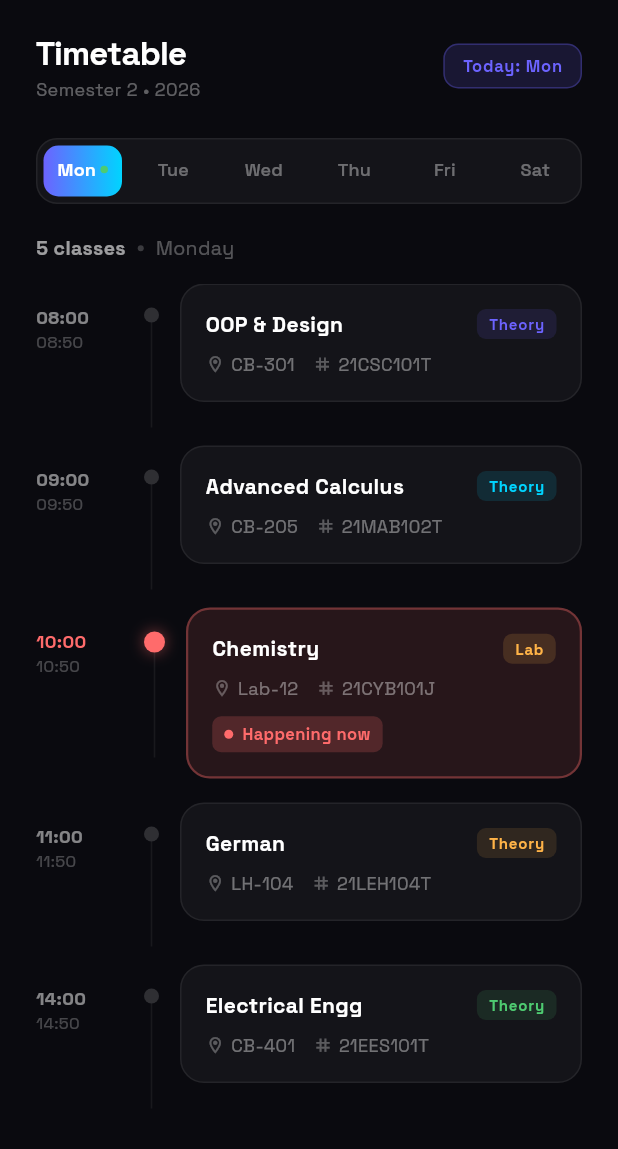
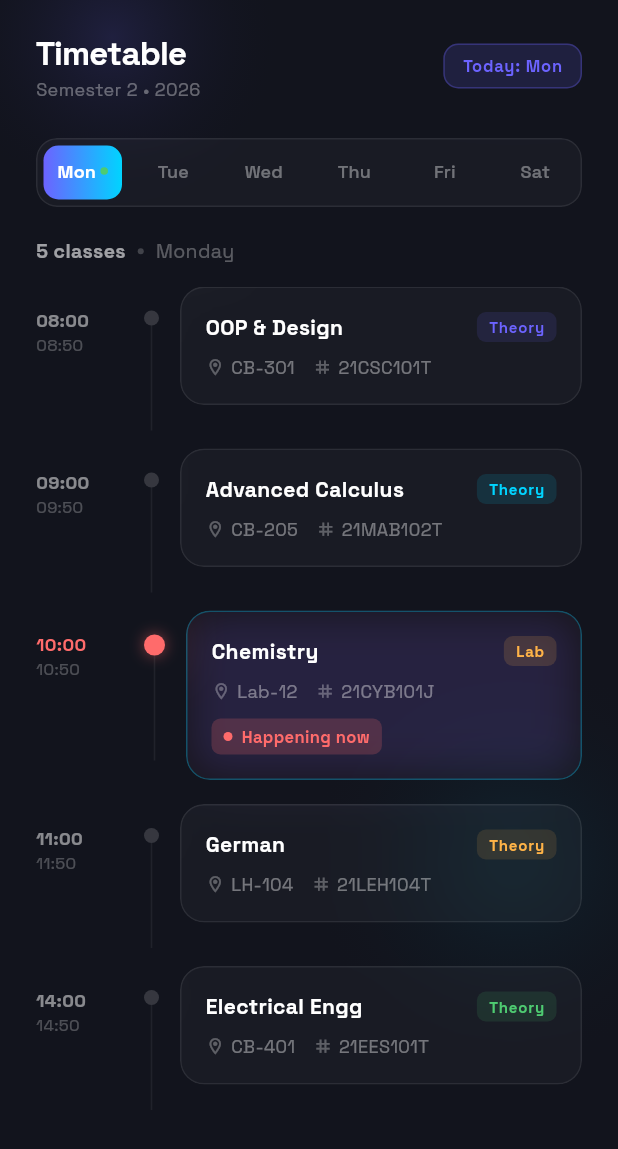
Before and after one commit to Hxrsh-ops/srm-nexus, a Flutter app: the TimetableScreen screen opened directly, on a phone screen of 412 x 824 dp. Shown: the top 1149 px of the screen. Run offline on Flutter 3.47's test engine with Material 3 defaults, Android fonts, the phone set to English and light mode, and no system bars; our stand-ins replace google_fonts; missing offline and left inert: flutter_displaymode.

Commit message:
style(ui): format timetable_screen.dart

```diff
--- a/lib/screens/timetable_screen.dart
+++ b/lib/screens/timetable_screen.dart
@@ -1,4 +1,6 @@
 import 'package:flutter/material.dart';
+import 'dart:math' as math;
+import '../widgets/glass_card.dart';
 
 class TimetableScreen extends StatefulWidget {
   final bool showBackButton;
@@ -11,6 +13,7 @@ class TimetableScreen extends StatefulWidget {
 class _TimetableScreenState extends State<TimetableScreen>
     with TickerProviderStateMixin {
   late AnimationController _entryController;
+  late AnimationController _bgController;
   late Animation<double> _fadeIn;
   late TabController _tabController;
 
@@ -237,6 +240,10 @@ class _TimetableScreenState extends State<TimetableScreen>
       vsync: this,
       initialIndex: todayIndex,
     );
+    _bgController = AnimationController(
+      vsync: this,
+      duration: const Duration(seconds: 8),
+    )..repeat();
     _entryController = AnimationController(
       vsync: this,
       duration: const Duration(milliseconds: 800),
@@ -251,6 +258,7 @@ class _TimetableScreenState extends State<TimetableScreen>
   @override
   void dispose() {
     _tabController.dispose();
+    _bgController.dispose();
     _entryController.dispose();
     super.dispose();
   }
@@ -277,8 +285,57 @@ class _TimetableScreenState extends State<TimetableScreen>
   @override
   Widget build(BuildContext context) {
     return Scaffold(
-      backgroundColor: const Color(0xFF0A0A0F),
-      body: SafeArea(
+      backgroundColor: const Color(0xFF12141D),
+      body: AnimatedBuilder(
+        animation: _bgController,
+        builder: (context, child) => Stack(
+          children: [
+            Positioned(
+              top: -100,
+              left: -50,
+              child: Container(
+                width: 250,
+                height: 250,
+                decoration: BoxDecoration(
+                  shape: BoxShape.circle,
+                  gradient: RadialGradient(
+                    colors: [
+                      const Color(0xFF6C63FF).withValues(
+                        alpha:
+                            0.1 +
+                            math.sin(_bgController.value * 2 * math.pi) * 0.05,
+                      ),
+                      Colors.transparent,
+                    ],
+                  ),
+                ),
+              ),
+            ),
+            Positioned(
+              bottom: 100,
+              right: -80,
+              child: Container(
+                width: 300,
+                height: 300,
+                decoration: BoxDecoration(
+                  shape: BoxShape.circle,
+                  gradient: RadialGradient(
+                    colors: [
+                      const Color(0xFF00D4FF).withValues(
+                        alpha:
+                            0.08 +
+                            math.cos(_bgController.value * 2 * math.pi) * 0.04,
+                      ),
+                      Colors.transparent,
+                    ],
+                  ),
+                ),
+              ),
+            ),
+            child!,
+          ],
+        ),
+        child: SafeArea(
           child: FadeTransition(
             opacity: _fadeIn,
             child: Column(
@@ -340,10 +397,14 @@ class _TimetableScreenState extends State<TimetableScreen>
                           vertical: 6,
                         ),
                         decoration: BoxDecoration(
-                        color: const Color(0xFF6C63FF).withValues(alpha: 0.15),
+                          color: const Color(
+                            0xFF6C63FF,
+                          ).withValues(alpha: 0.15),
                           borderRadius: BorderRadius.circular(10),
                           border: Border.all(
-                          color: const Color(0xFF6C63FF).withValues(alpha: 0.3),
+                            color: const Color(
+                              0xFF6C63FF,
+                            ).withValues(alpha: 0.3),
                           ),
                         ),
                         child: Text(
@@ -365,15 +426,11 @@ class _TimetableScreenState extends State<TimetableScreen>
                 // Day Tab Bar
                 Padding(
                   padding: const EdgeInsets.symmetric(horizontal: 24),
-                child: Container(
+                  child: GlassCard(
+                    borderRadius: 14,
+                    padding: EdgeInsets.zero,
+                    child: SizedBox(
                       height: 44,
-                  decoration: BoxDecoration(
-                    color: Colors.white.withValues(alpha: 0.04),
-                    borderRadius: BorderRadius.circular(14),
-                    border: Border.all(
-                      color: Colors.white.withValues(alpha: 0.07),
-                    ),
-                  ),
                       child: TabBar(
                         controller: _tabController,
                         isScrollable: false,
@@ -420,6 +477,7 @@ class _TimetableScreenState extends State<TimetableScreen>
                             ),
                           );
                         }).toList(),
+                      ),
                     ),
                   ),
                 ),
@@ -523,6 +581,7 @@ class _TimetableScreenState extends State<TimetableScreen>
             ),
           ),
         ),
+      ),
     );
   }
 
@@ -593,21 +652,13 @@ class _TimetableScreenState extends State<TimetableScreen>
           ),
           const SizedBox(width: 14),
           Expanded(
-            child: Container(
-              margin: const EdgeInsets.only(bottom: 4),
+            child: Padding(
+              padding: const EdgeInsets.only(bottom: 4),
+              child: GlassCard(
+                borderRadius: 16,
                 padding: const EdgeInsets.all(16),
-              decoration: BoxDecoration(
-                color: isCurrent
-                    ? color.withValues(alpha: 0.12)
-                    : Colors.white.withValues(alpha: 0.04),
-                borderRadius: BorderRadius.circular(16),
-                border: Border.all(
-                  color: isCurrent
-                      ? color.withValues(alpha: 0.35)
-                      : Colors.white.withValues(alpha: 0.07),
-                  width: isCurrent ? 1.5 : 1,
-                ),
-              ),
+                baseColor: isCurrent ? color : Colors.white,
+                borderGlow: isCurrent,
                 child: Column(
                   crossAxisAlignment: CrossAxisAlignment.start,
                   children: [
@@ -630,7 +681,9 @@ class _TimetableScreenState extends State<TimetableScreen>
                           ),
                           decoration: BoxDecoration(
                             color: isLab
-                              ? const Color(0xFFFFB347).withValues(alpha: 0.15)
+                                ? const Color(
+                                    0xFFFFB347,
+                                  ).withValues(alpha: 0.15)
                                 : color.withValues(alpha: 0.12),
                             borderRadius: BorderRadius.circular(6),
                           ),
@@ -717,6 +770,7 @@ class _TimetableScreenState extends State<TimetableScreen>
                 ),
               ),
             ),
+          ),
         ],
       ),
     );
```
Lines whose indentation alone changed are shown as unchanged.
